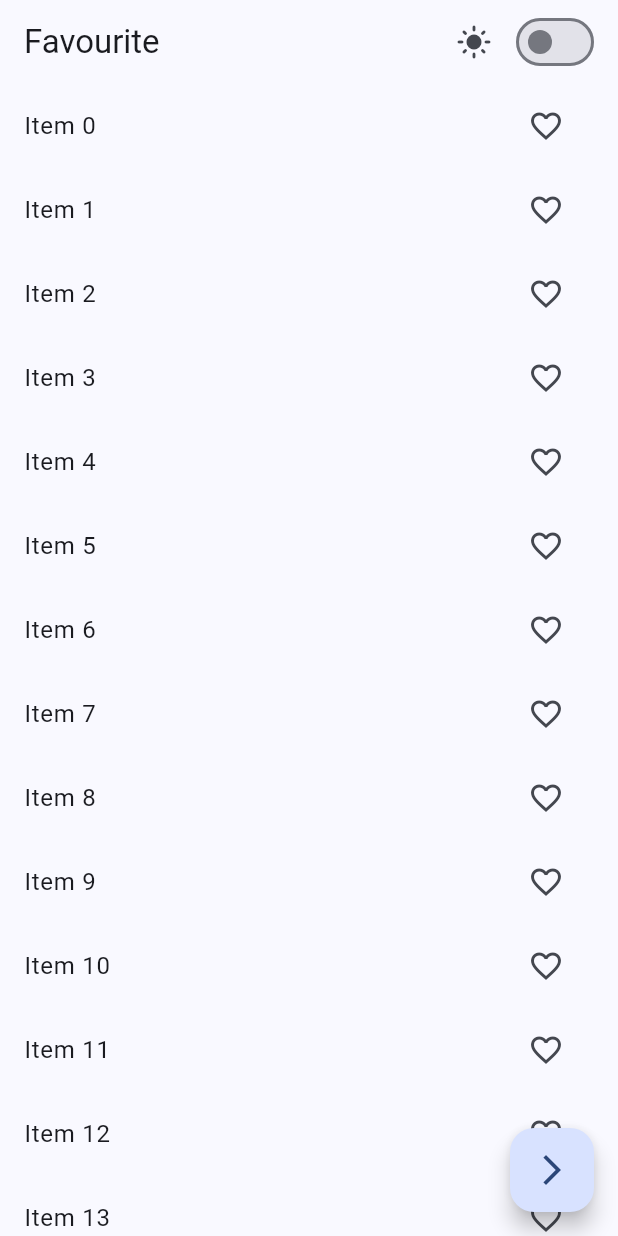
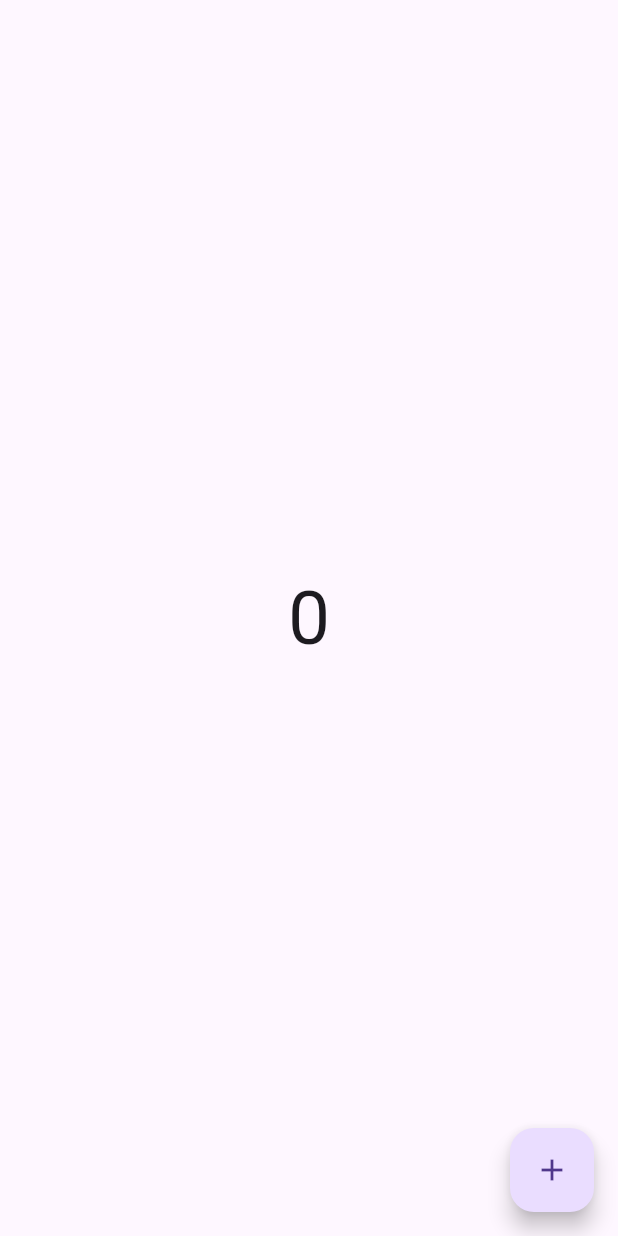
Before and after one commit to mdnahidhossen1911/provider_test, a Flutter app: the screen it shows after launch, on a phone screen of 412 x 824 dp. Run offline on Flutter 3.47's test engine with Material 3 defaults, Android fonts, the phone set to English and light mode, and no system bars.

Commit message:
ValueNotifier

```diff
--- a/lib/controller/theme_changer.dart
+++ /dev/null
@@ -1,20 +0,0 @@
-import 'package:flutter/material.dart';
-
-class ThemeChanger extends ChangeNotifier{
-
-  bool _values = false;
-  bool get values => _values;
-  ThemeMode _mode = ThemeMode.light;
-  ThemeMode get mode => _mode;
-
-  change(bool value){
-    _values = value;
-    if(value){
-      _mode = ThemeMode.dark;
-    }else{
-      _mode = ThemeMode.light;
-    }
-    notifyListeners();
-  }
-
-}
--- a/lib/favourite_model.dart
+++ /dev/null
@@ -1,17 +0,0 @@
-import 'package:flutter/foundation.dart';
-
-class FavouriteModel extends ChangeNotifier{
-  List<int> _selectedIndex =[];
-  List<int>  get selectedIndex => _selectedIndex;
-
-  add(int index){
-    _selectedIndex.add(index);
-    notifyListeners();
-  }
-
-  removeItem(int index){
-    _selectedIndex.remove(index);
-    notifyListeners();
-  }
-
-}
--- a/lib/favourite_screen.dart
+++ /dev/null
@@ -1,78 +0,0 @@
-import 'package:flutter/material.dart';
-import 'package:provider/provider.dart';
-import 'package:provider_test/controller/theme_changer.dart';
-import 'package:provider_test/en_screen.dart';
-import 'package:provider_test/favourite_model.dart';
-
-class FavouriteScreen extends StatelessWidget {
-  const FavouriteScreen({super.key});
-
-  @override
-  Widget build(BuildContext context) {
-    print('build');
-    return Scaffold(
-      appBar: AppBar(
-        title: Text('Favourite'),
-        actions: [
-          Consumer<ThemeChanger>(
-            builder: (context, value, child) =>
-                Icon(value.values ? Icons.nightlight : Icons.light_mode),
-          ),
-          SizedBox(width: 12),
-          Consumer<ThemeChanger>(
-            builder: (context, value, child) => Switch(
-              value: value.values,
-              onChanged: (mode) {
-                value.change(mode);
-              },
-            ),
-          ),
-          SizedBox(width: 12),
-        ],
-      ),
-      floatingActionButton: FloatingActionButton(
-        onPressed: () {
-          Navigator.push(
-            context,
-            MaterialPageRoute(builder: (context) => EnScreen()),
-          );
-        },
-        child: Icon(Icons.arrow_forward_ios_sharp),
-      ),
-      body: Column(
-        children: [
-          Expanded(
-            child: ListView.builder(
-              itemCount: 1000,
-              itemBuilder: (context, index) {
-                return favItem(index);
-              },
-            ),
-          ),
-        ],
-      ),
-    );
-  }
-
-  Consumer<FavouriteModel> favItem(int index) {
-    return Consumer<FavouriteModel>(
-      builder: (context, value, child) => ListTile(
-        title: Text('Item $index'),
-        trailing: IconButton(
-          onPressed: () {
-            if (value.selectedIndex.contains(index)) {
-              value.removeItem(index);
-            } else {
-              value.add(index);
-            }
-          },
-          icon: Icon(
-            value.selectedIndex.contains(index)
-                ? Icons.favorite
-                : Icons.favorite_border,
-          ),
-        ),
-      ),
-    );
-  }
-}
--- a/lib/main.dart
+++ b/lib/main.dart
@@ -1,8 +1,4 @@
 import 'package:flutter/material.dart';
-import 'package:provider/provider.dart';
-import 'package:provider_test/controller/theme_changer.dart';
-import 'package:provider_test/favourite_model.dart';
-import 'package:provider_test/favourite_screen.dart';
 
 void main() {
   runApp(const MyApp());
@@ -13,28 +9,38 @@ class MyApp extends StatelessWidget {
 
   @override
   Widget build(BuildContext context) {
-    print('build main');
-    return MultiProvider(
-      providers: [
-        ChangeNotifierProvider(create: (context) => FavouriteModel()),
-        ChangeNotifierProvider(create: (context) => ThemeChanger()),
-      ],
-      child: Builder(
-        builder: (context) {
-          return MaterialApp(
-            title: 'Flutter Demo',
-            debugShowCheckedModeBanner: false,
-            themeMode: Provider.of<ThemeChanger>(context).mode,
-            darkTheme: ThemeData(
-              brightness: Brightness.dark,
-              colorSchemeSeed: Colors.blueAccent
-            ),
-            theme: ThemeData(
-                colorSchemeSeed: Colors.blueAccent
-            ),
-            home: const FavouriteScreen(),
-          );
-        }
+    return MaterialApp(
+      title: 'Flutter Demo',
+      debugShowCheckedModeBanner: false,
+      home: Counter(),
+    );
+  }
+}
+
+class Counter extends StatelessWidget {
+  Counter({super.key});
+
+  final ValueNotifier<int> _counter = ValueNotifier<int>(0);
+
+  @override
+  Widget build(BuildContext context) {
+    return Scaffold(
+      body: Center(
+        child: ValueListenableBuilder(
+          valueListenable: _counter,
+          builder: (context, value, child) {
+            return Text(
+              _counter.value.toString(),
+              style: TextStyle(fontSize: 50),
+            );
+          },
+        ),
+      ),
+      floatingActionButton: FloatingActionButton(
+        onPressed: () {
+          _counter.value++;
+        },
+        child: Icon(Icons.add),
       ),
     );
   }
```
Also changed, not shown: lib/en_screen.dart (deleted, +0 -37 lines), pubspec.lock.
